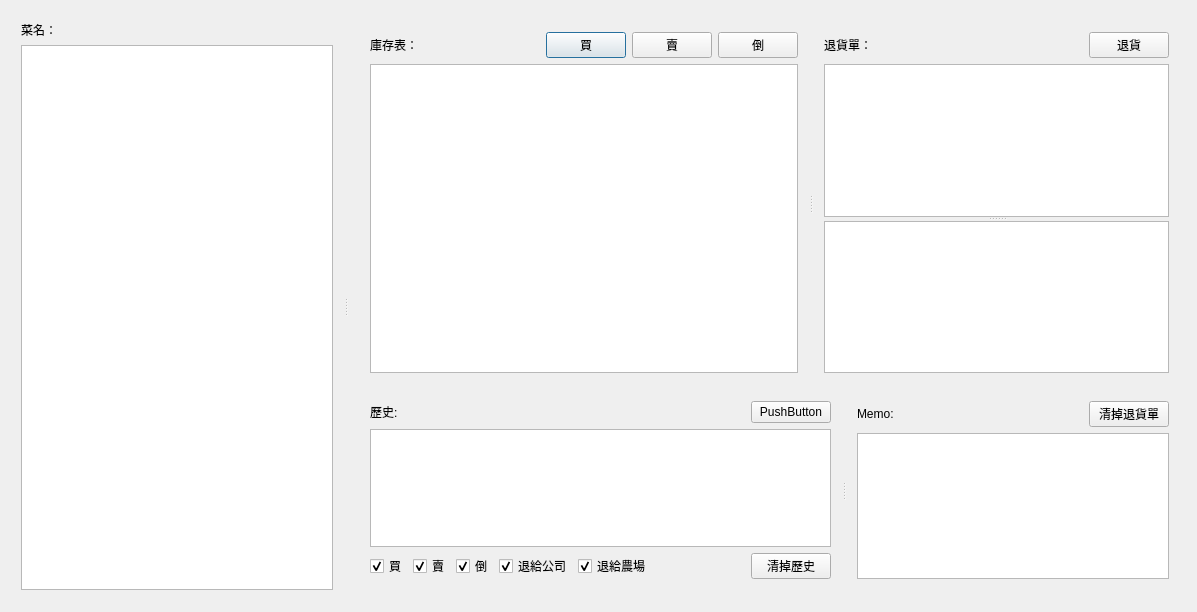
ultimatedbz/inventory, file dialog.ui: the form before one commit.
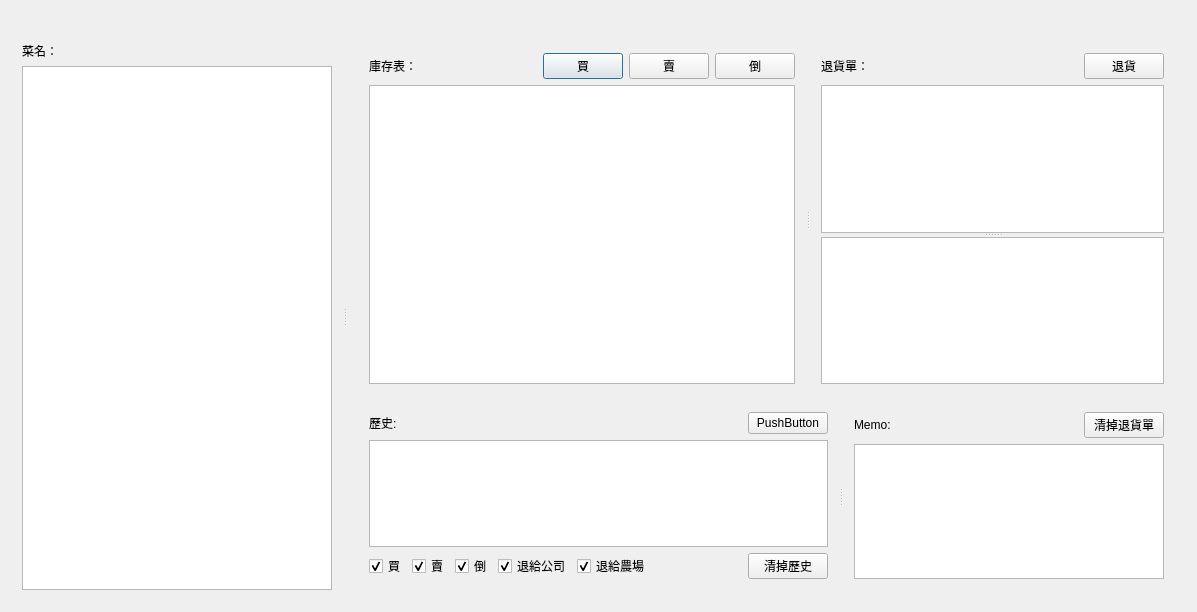
The form after the commit.

Commit message: adds space if windows

The edit to the form file:
```diff
--- a/dialog.ui
+++ b/dialog.ui
@@ -13,15 +13,18 @@
   <property name="windowTitle">
    <string>Dialog</string>
   </property>
+  <layout class="QVBoxLayout" name="verticalLayout_8">
+   <item>
+    <layout class="QVBoxLayout" name="verticalLayout_7">
+     <item>
+      <widget class="QLabel" name="label_4">
+       <property name="text">
+        <string/>
+       </property>
+      </widget>
+     </item>
+     <item>
   <widget class="QSplitter" name="splitter_4">
-   <property name="geometry">
-    <rect>
-     <x>10</x>
-     <y>10</y>
-     <width>1181</width>
-     <height>591</height>
-    </rect>
-   </property>
    <property name="orientation">
     <enum>Qt::Horizontal</enum>
    </property>
@@ -364,6 +367,10 @@
     </layout>
    </widget>
   </widget>
+     </item>
+    </layout>
+   </item>
+  </layout>
  </widget>
  <layoutdefault spacing="6" margin="11"/>
  <resources/>
```
Lines whose indentation alone changed are shown as unchanged. The commit also changes 3 other files.
